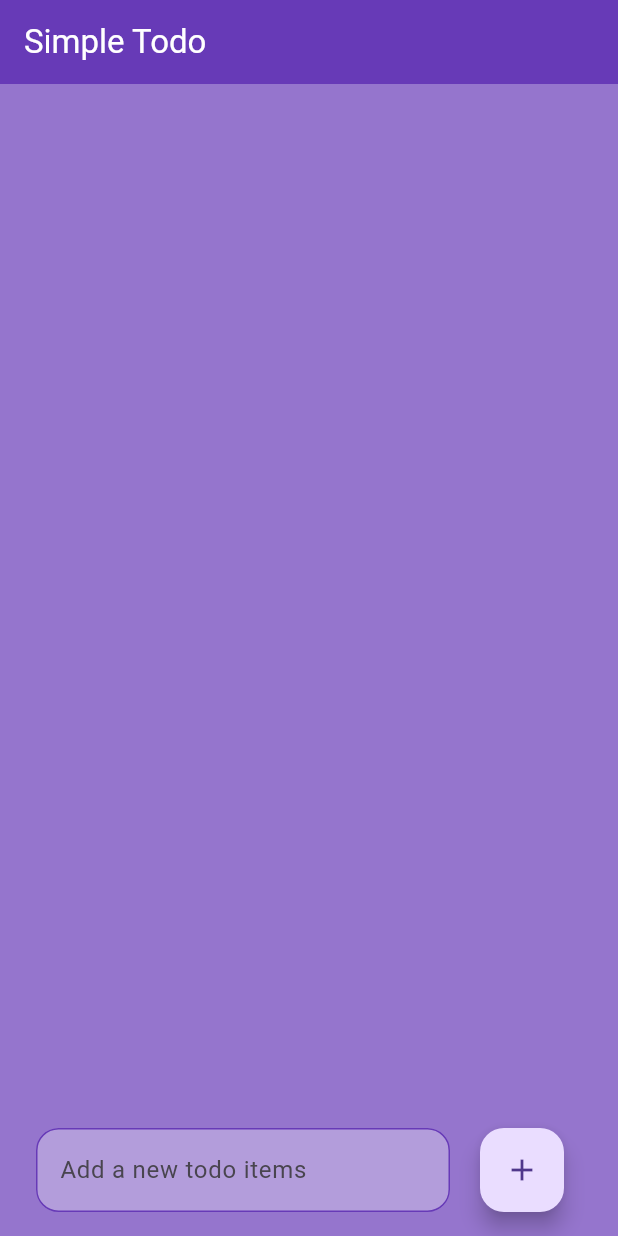
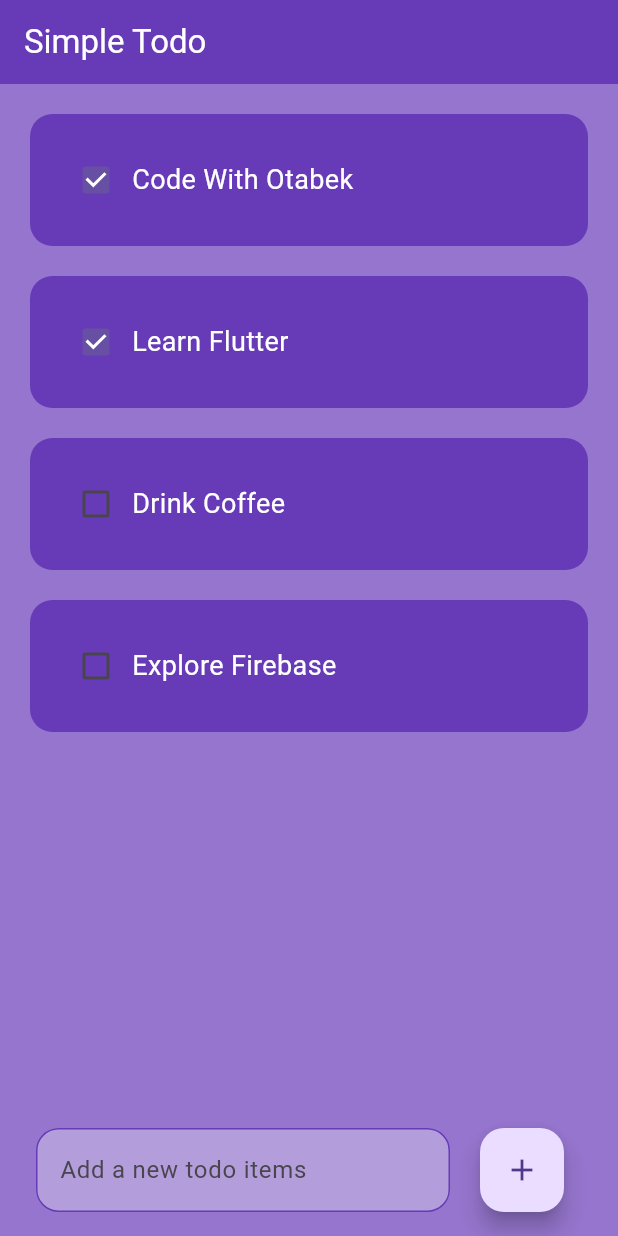
Before and after one commit to priyasnhu7/priyanshu23154118_TASK4, a Flutter app: the screen it shows after launch, on a phone screen of 412 x 824 dp. Run offline on Flutter 3.47's test engine with Material 3 defaults, Android fonts, the phone set to English and light mode, and no system bars.

```diff
--- a/lib/Todolist.dart
+++ b/lib/Todolist.dart
@@ -1,11 +1,49 @@
 import 'package:flutter/material.dart';
 
+class TodoList extends StatelessWidget {
+  const TodoList({
+    super.key,
+    required this.taskName,
+    required this.taskCompleted,
+    required this.onChanged,
+    required this.deleteFunction,
+  });
 
-class TodoList extends StatelessWidget {
-  const TodoList({super.key});
+  final String taskName;
+  final bool taskCompleted;
+  final Function(bool?)? onChanged;
+  final Function(BuildContext)? deleteFunction;
 
   @override
   Widget build(BuildContext context) {
-    return Container();
+    return Padding(
+      padding: const EdgeInsets.only(
+        top: 20,
+        left: 20,
+        right: 20,
+        bottom: 0,
+      ),
+      child: Container(
+        padding: const EdgeInsets.all(20),
+        decoration: BoxDecoration(
+          color: Colors.deepPurple,
+          borderRadius: BorderRadius.circular(15),
+        ),
+        child: Row(
+          children: [
+            Checkbox(value: taskCompleted,
+             onChanged: onChanged,
+             ),
+             Text(
+              taskName,
+              style: const TextStyle(
+                color: Colors.white,
+                fontSize: 18,
+              ),
+         )
+          ],
+          ),
+          )
+    );
   }
 }
--- /dev/null
+++ b/lib/flutter_slidable.dart
@@ -0,0 +1 @@
+// TODO Implement this library.
--- a/lib/home_page.dart
+++ b/lib/home_page.dart
@@ -51,7 +51,10 @@ class _HomePageState extends State<HomePage> {
         itemCount: toDoList.length,
         itemBuilder: (BuildContext context, index) {
           return TodoList(
-
+            taskName: toDoList[index][0],
+            taskCompleted: toDoList[index][1],
+            onChanged: (value) => checkBoxChanged(index),
+            deleteFunction: (contex) => deleteTask(index),
           );
         },
       ),
```
